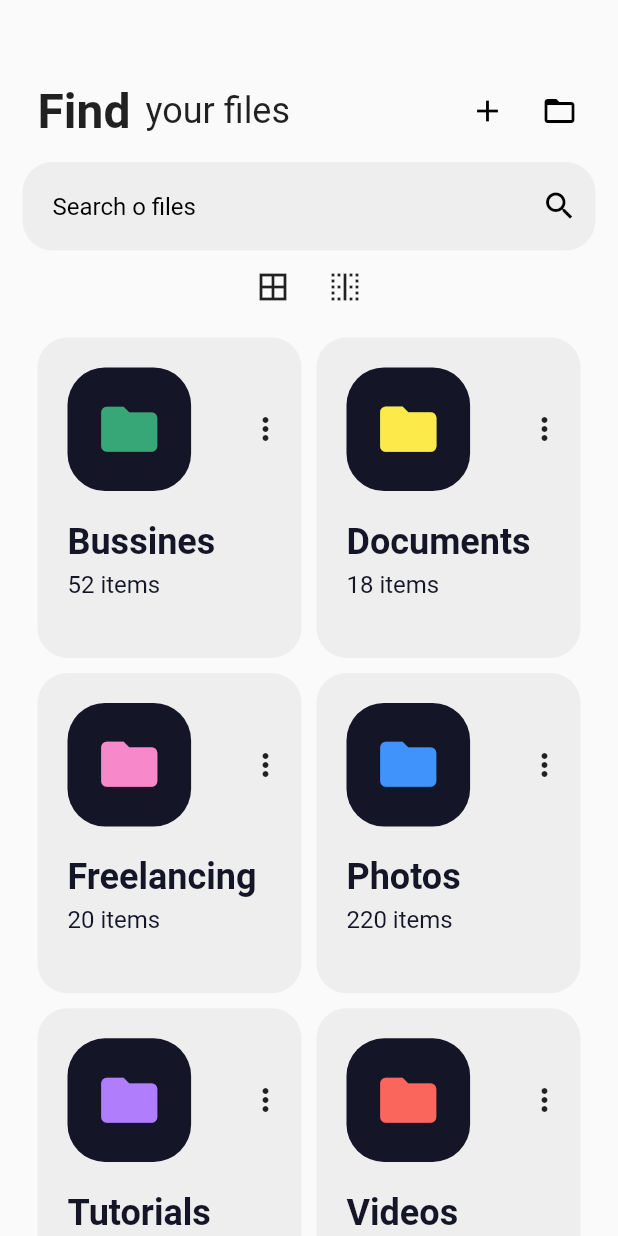
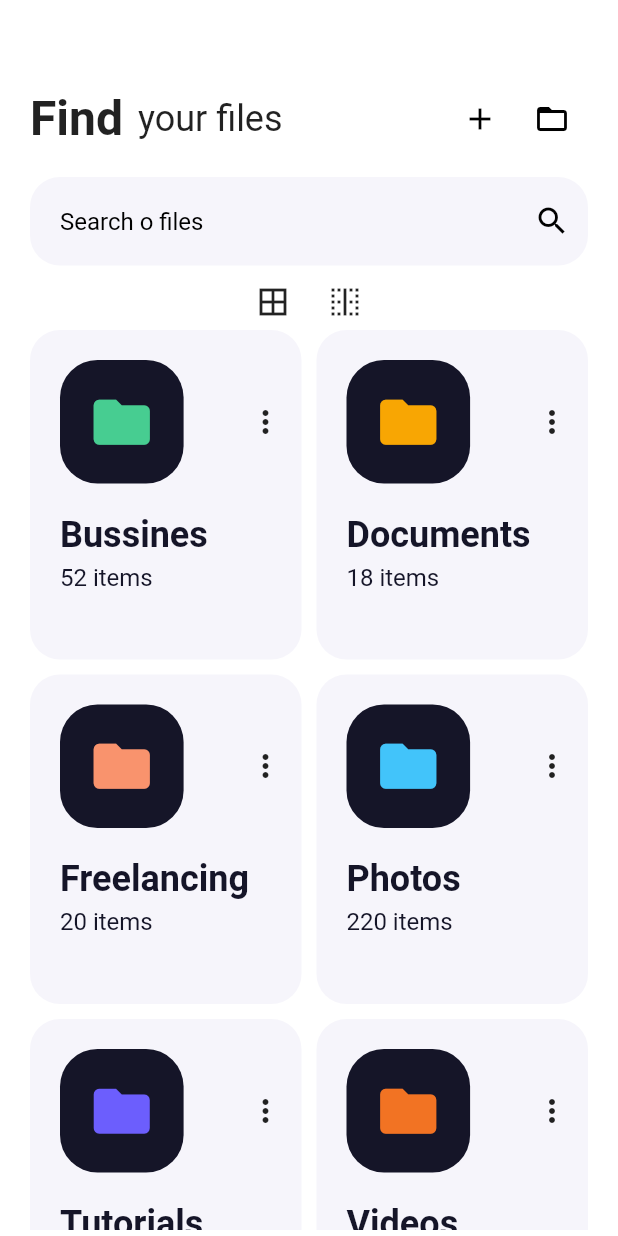
Before and after one commit to rafaelcarvalhocaetano/FindFiles, a Flutter app: the screen it shows after launch, on a phone screen of 412 x 824 dp. Run offline on Flutter 3.47's test engine with Material 2 defaults, Android fonts, the phone set to English and light mode, and no system bars; Roboto replaces fonts that are missing (OpenSans).

Commit message:
Finished Home

```diff
--- a/lib/main.dart
+++ b/lib/main.dart
@@ -33,16 +33,19 @@ class _MyHomePageState extends State<MyHomePage> {
   @override
   Widget build(BuildContext context) {
     return Scaffold(
-      body: SingleChildScrollView(
-//        scrollDirection: Axis.horizontal,
-        child: Container(
-          child: Padding(
-            padding: const EdgeInsets.only(left: 15.0, right: 15.0),
+      body: Container(
+        color: Colors.white,
+        child: CustomScrollView(
+          slivers: <Widget>[
+            SliverAppBar(
+              backgroundColor: Colors.white,
+              expandedHeight: 220,
+              flexibleSpace: FlexibleSpaceBar(
+                background: Padding(
+                  padding: const EdgeInsets.only(left: 20.0, right: 20.0, top: 55.0),
                   child: Column(
                     children: <Widget>[
-                Padding(
-                  padding: const EdgeInsets.only(left: 10.0, top: 50.0),
-                  child: Row(
+                      Row(
                         children: <Widget>[
                           Text('Find', style: TextStyle(
                               fontSize: 32,
@@ -70,9 +73,9 @@ class _MyHomePageState extends State<MyHomePage> {
                           ),
                         ],
                       ),
-                ),
-                SizedBox(height: 10,),
+//                      SizedBox(height: 20,),
                       Container(
+                        padding: const EdgeInsets.only(top: 15.0),
                         child: TextField(
                           decoration: InputDecoration(
                             hintText: 'Search o files',
@@ -82,13 +85,12 @@ class _MyHomePageState extends State<MyHomePage> {
                               borderRadius: BorderRadius.all(Radius.circular(15.0)),
                               borderSide: BorderSide(color: Colors.transparent, width: 1),
                             ),
-
                             border: OutlineInputBorder(
                               borderSide: BorderSide.none,
                               borderRadius: BorderRadius.circular(20),
                             ),
                             filled: true,
-                      fillColor: Colors.grey[200],
+                            fillColor: Color(0xFFF6F5FB),
                             suffixIcon: Icon(Icons.search, color: Colors.black,),
                           ),
                         ),
@@ -100,29 +102,42 @@ class _MyHomePageState extends State<MyHomePage> {
                           IconButton(icon: Icon(Icons.border_vertical), onPressed: () { print('BORDER 1 '); }, ),
                         ],
                       ),
-                Container(
-                  height: MediaQuery.of(context).size.height,
-                  child: new GridView.count(
+                    ],
+                  ),
+                ),
+              ),
+            ),
+            SliverGrid(
+              gridDelegate: SliverGridDelegateWithFixedCrossAxisCount(
+                crossAxisCount: 1,
+                mainAxisSpacing: 8,
+                crossAxisSpacing: 1,
+                childAspectRatio:MediaQuery.of(context).size.width / 600,
+              ),
+              delegate: SliverChildBuilderDelegate(
+                    (BuildContext context, int index) {
+                  return new GridView.count(
                     childAspectRatio:MediaQuery.of(context).size.width / 500,
-                    padding: const EdgeInsets.all(10.0),
+                    padding: const EdgeInsets.only(left: 20.0, right: 20.0, bottom: 40.0),
                     crossAxisCount: 2,
                     primary: true,
                     crossAxisSpacing: 10,
                     mainAxisSpacing: 10,
                     scrollDirection: Axis.vertical,
                     children: <Widget>[
-                    _cardsFiles('Bussines', 52, 0xFF151528, 0xFF38A777),
-                    _cardsFiles('Documents', 18, 0xFF151528, 0xFFFCEA4A),
-                    _cardsFiles('Freelancing', 20, 0xFF151528, 0xFFF788CA),
-                    _cardsFiles('Photos', 220, 0xFF151528, 0xFF4093FB),
-                    _cardsFiles('Tutorials', 05, 0xFF151528, 0xFFB07DFD),
-                    _cardsFiles('Videos', 120, 0xFF151528, 0xFFFA665C),
+                      _cardsFiles('Bussines', 52, 0xFF151528, 0xFF47CD91),
+                      _cardsFiles('Documents', 18, 0xFF151528, 0xFFF8A603),
+                      _cardsFiles('Freelancing', 20, 0xFF151528, 0xFFF9936D),
+                      _cardsFiles('Photos', 220, 0xFF151528, 0xFF42C4FA),
+                      _cardsFiles('Tutorials', 05, 0xFF151528, 0xFF6C5EFD),
+                      _cardsFiles('Videos', 120, 0xFF151528, 0xFFF27323),
                     ],
+                  );
+                },
+                childCount: 1,
               ),
             ),
           ],
-            ),
-          ),
         ),
       ),
     );
@@ -133,10 +148,9 @@ class _MyHomePageState extends State<MyHomePage> {
       width: MediaQuery.of(context).size.width,
       height: 30.0,
       padding: const EdgeInsets.only(top: 20.0),
-
       decoration: BoxDecoration(
         borderRadius: BorderRadius.circular(20),
-        color: Colors.grey[200],
+        color: Color(0xFFF6F5FB),
       ),
       child: Column(
         children: <Widget>[
```
Lines whose indentation alone changed are shown as unchanged.
